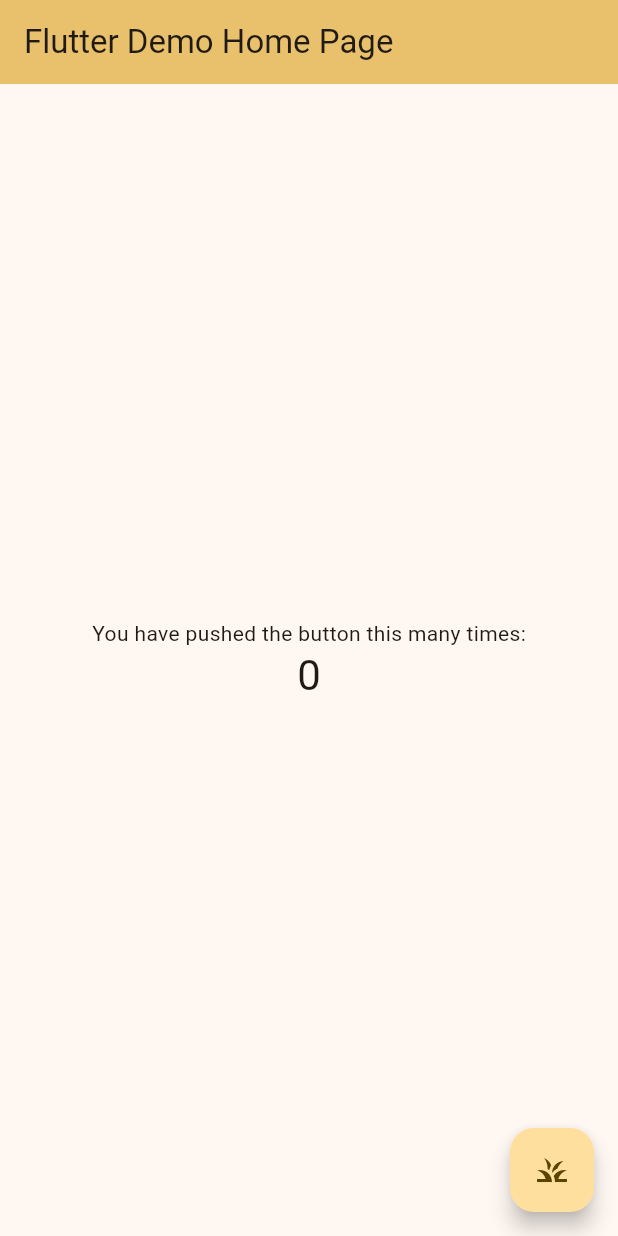
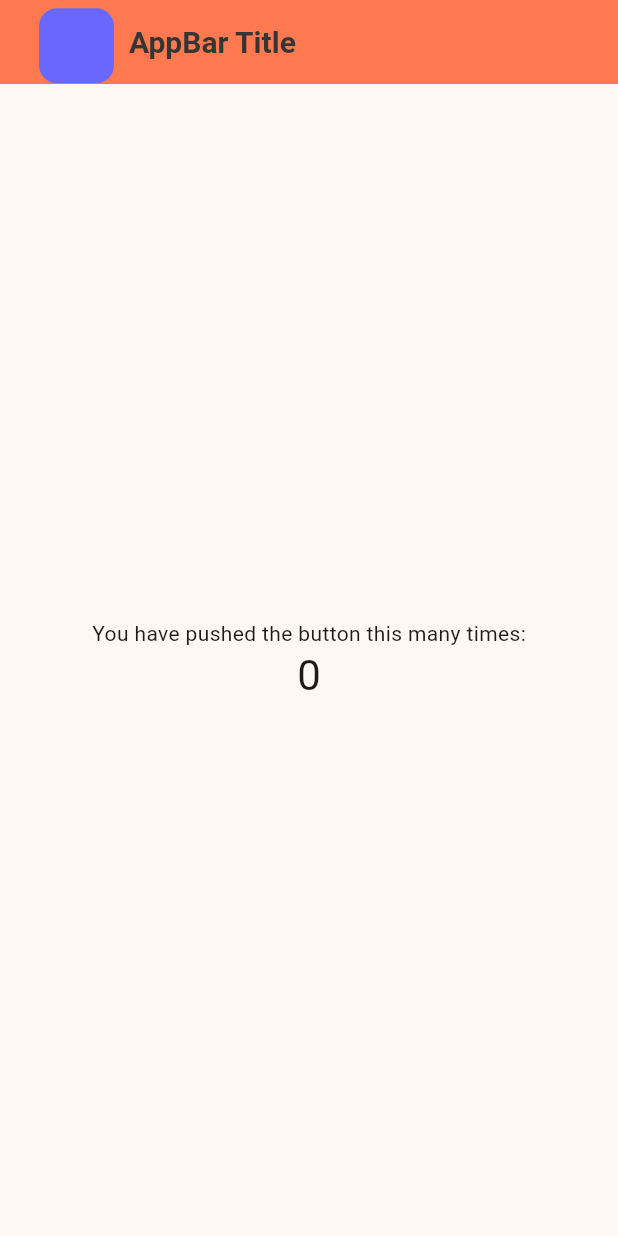
Before and after one commit to Gurinderp/task_manager, a Flutter app: the screen it shows after launch, on a phone screen of 412 x 824 dp. Run offline on Flutter 3.47's test engine with Material 3 defaults, Android fonts, the phone set to English and light mode, and no system bars.

Commit message:
separated AppBar from MyHomePage // added container and sizedBox

```diff
--- a/lib/views/HomePage.dart
+++ b/lib/views/HomePage.dart
@@ -10,21 +10,12 @@ class MyHomePage extends StatefulWidget {
 }
 
 class _MyHomePageState extends State<MyHomePage> {
-  String _initial = "0";
-
-  void _incrementCounter() {
-    setState(() {
-      _initial = "Hello World!";
-    });
-  }
+  final String _initial = "0";
 
   @override
   Widget build(BuildContext context) {
     return Scaffold(
-      appBar: AppBar(
-        backgroundColor: Theme.of(context).colorScheme.inversePrimary,
-        title: Text(widget.title),
-      ),
+      appBar: _buildAppBar(),
       body: Center(
         child: Column(
           mainAxisAlignment: MainAxisAlignment.center,
@@ -37,11 +28,34 @@ class _MyHomePageState extends State<MyHomePage> {
           ],
         ),
       ),
-      floatingActionButton: FloatingActionButton(
-        onPressed: _incrementCounter,
-        tooltip: 'Increment',
-        child: const Icon(Icons.grass),
-      ),
     );
   }
 }
+
+AppBar _buildAppBar() {
+  return AppBar(
+    backgroundColor: const Color.fromARGB(255, 255, 121, 80),
+    title: Row(
+      children: <Widget>[
+        Container(
+          margin: EdgeInsets.only(left: 10, top: 5),
+          height: 50,
+          width: 50,
+          decoration: BoxDecoration(
+            color: Color.fromRGBO(104, 104, 255, 1),
+            borderRadius: BorderRadius.circular(12),
+          ),
+        ),
+        SizedBox(width: 10),
+        Text(
+          "AppBar Title",
+          style: TextStyle(
+            color: Color.fromRGBO(53, 53, 53, 1),
+            fontSize: 20,
+            fontWeight: FontWeight.bold,
+          ),
+        ),
+      ],
+    ),
+  );
+}
```
